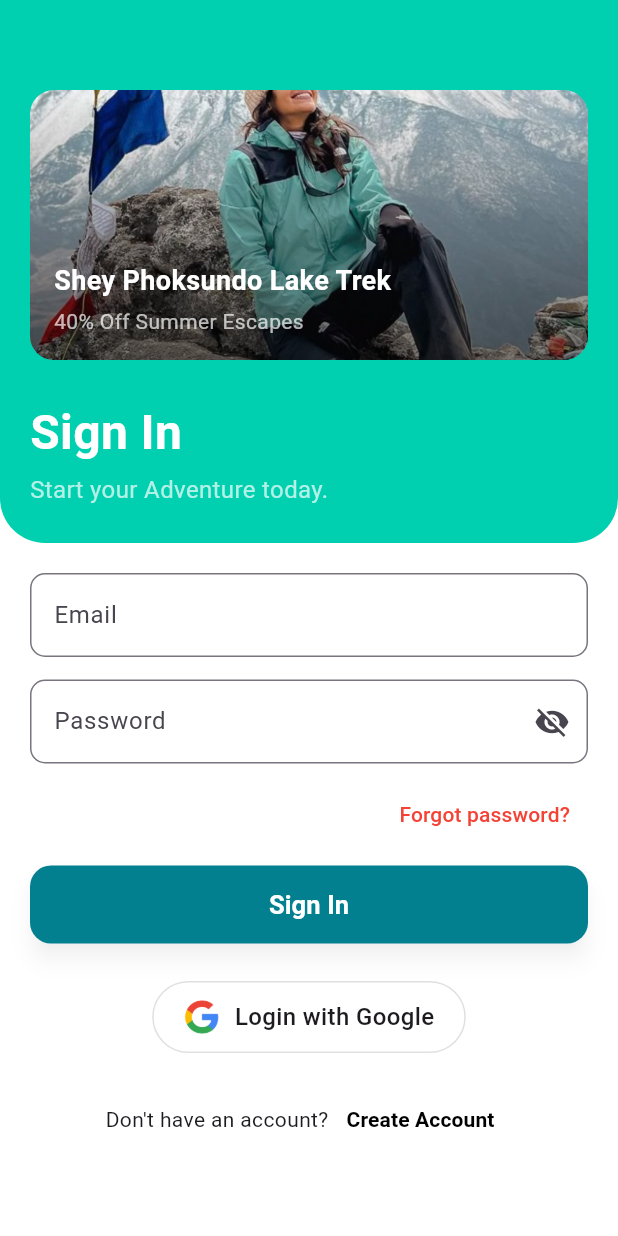
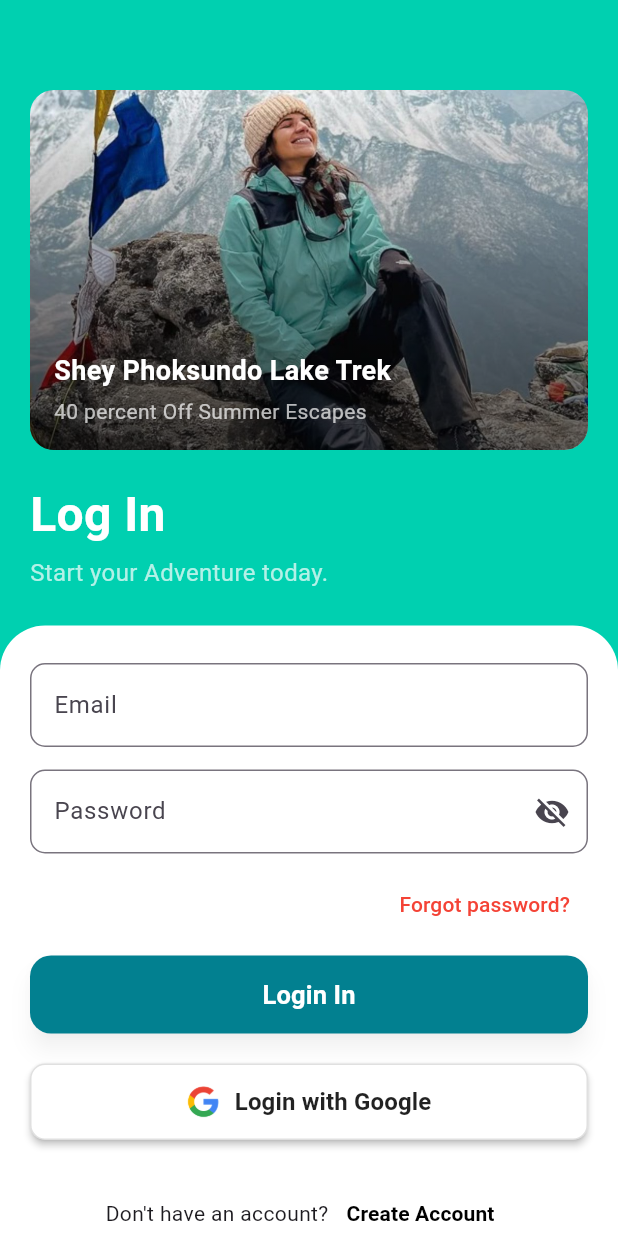
Before and after one commit to sudipchaudhary30/just_hike, a Flutter app: the screen it shows after launch, after a tap on "Next", after a tap on "Skip", on a phone screen of 412 x 824 dp. Run offline on Flutter 3.47's test engine with Material 3 defaults, Android fonts, the phone set to English and light mode, and no system bars.

Commit message:
Changes made with the buttons

```diff
--- a/lib/screens/home_screen.dart
+++ b/lib/screens/home_screen.dart
@@ -1,10 +1,10 @@
 import 'package:flutter/material.dart';
 
-class HomeScreen extends StatelessWidget {
-  const HomeScreen({super.key});
+class MyWidget extends StatelessWidget {
+  const MyWidget({super.key});
 
   @override
   Widget build(BuildContext context) {
-    return Scaffold();
+    return const Placeholder();
   }
 }
--- a/lib/screens/login_screen.dart
+++ b/lib/screens/login_screen.dart
@@ -17,30 +17,19 @@ class _LoginScreenState extends State<LoginScreen> {
   @override
   Widget build(BuildContext context) {
     return Scaffold(
-      backgroundColor: Colors.white,
+      backgroundColor: const Color(0xFF00D0B0),
 
       body: SingleChildScrollView(
         child: Column(
           crossAxisAlignment: CrossAxisAlignment.start,
           children: [
-            Container(
-              padding: const EdgeInsets.only(top: 60),
-              width: double.infinity,
-              decoration: const BoxDecoration(
-                color: Color(0xFF00D0B0),
-                borderRadius: BorderRadius.only(
-                  bottomLeft: Radius.circular(30),
-                  bottomRight: Radius.circular(30),
-                ),
-              ),
+            const SizedBox(height: 60),
 
-              child: Column(
-                crossAxisAlignment: CrossAxisAlignment.start,
-                children: [
-                  Container(
-                    margin: const EdgeInsets.symmetric(horizontal: 20),
-                    height: 180,
-                    width: double.infinity,
+            // Top Card Image
+            Padding(
+              padding: const EdgeInsets.symmetric(horizontal: 20),
+              child: Container(
+                height: 240,
                 decoration: BoxDecoration(
                   borderRadius: BorderRadius.circular(16),
                   image: const DecorationImage(
@@ -54,12 +43,12 @@ class _LoginScreenState extends State<LoginScreen> {
                   decoration: BoxDecoration(
                     borderRadius: BorderRadius.circular(16),
                     gradient: LinearGradient(
+                      colors: [
+                        Colors.black.withOpacity(0.6),
+                        Colors.transparent,
+                      ],
                       begin: Alignment.bottomCenter,
                       end: Alignment.topCenter,
-                          colors: [
-                            Colors.black.withOpacity(0.5),
-                            Colors.transparent,
-                          ],
                     ),
                   ),
                   child: const Column(
@@ -69,30 +58,28 @@ class _LoginScreenState extends State<LoginScreen> {
                       Text(
                         "Shey Phoksundo Lake Trek",
                         style: TextStyle(
+                          fontSize: 18,
+                          fontWeight: FontWeight.bold,
                           color: Colors.white,
-                              fontWeight: FontWeight.bold,
-                              fontSize: 18,
                         ),
                       ),
                       SizedBox(height: 4),
                       Text(
-                            "40% Off Summer Escapes",
-                            style: TextStyle(
-                              color: Colors.white70,
-                              fontSize: 14,
-                            ),
+                        "40 percent Off Summer Escapes",
+                        style: TextStyle(fontSize: 14, color: Colors.white70),
                       ),
                     ],
                   ),
                 ),
               ),
+            ),
 
-                  const SizedBox(height: 25),
+            const SizedBox(height: 20),
 
             const Padding(
               padding: EdgeInsets.symmetric(horizontal: 20),
               child: Text(
-                      "Sign In",
+                "Log In",
                 style: TextStyle(
                   fontSize: 32,
                   fontWeight: FontWeight.bold,
@@ -110,14 +97,19 @@ class _LoginScreenState extends State<LoginScreen> {
             ),
 
             const SizedBox(height: 20),
-                ],
+
+            // White Panel
+            Container(
+              width: double.infinity,
+              height: 600,
+              padding: const EdgeInsets.fromLTRB(20, 25, 20, 40),
+              decoration: const BoxDecoration(
+                color: Colors.white,
+                borderRadius: BorderRadius.only(
+                  topLeft: Radius.circular(30),
+                  topRight: Radius.circular(30),
                 ),
               ),
-
-            const SizedBox(height: 20),
-
-            Container(
-              margin: const EdgeInsets.symmetric(horizontal: 20),
 
               child: Column(
                 crossAxisAlignment: CrossAxisAlignment.start,
@@ -162,36 +154,47 @@ class _LoginScreenState extends State<LoginScreen> {
                       onPressed: () {},
                       child: const Text(
                         "Forgot password?",
-                        style: TextStyle(color: Colors.red),
+                        style: TextStyle(color: Colors.red, fontSize: 14),
                       ),
                     ),
                   ),
 
                   const SizedBox(height: 10),
 
-                  MyButton(label: "Sign In", onPressed: () {}),
+                  // Sign In button
+                  MyButton(label: "Login In", onPressed: () {}),
 
-                  const SizedBox(height: 25),
+                  const SizedBox(height: 20),
 
-                  Center(
-                    child: Container(
-                      height: 48,
-                      padding: const EdgeInsets.symmetric(horizontal: 20),
-                      decoration: BoxDecoration(
-                        color: Colors.white,
-                        borderRadius: BorderRadius.circular(30),
-                        border: Border.all(color: Colors.black12),
+                  // Google Login Button
+                  SizedBox(
+                    width: double.infinity,
+                    child: ElevatedButton(
+                      style: ElevatedButton.styleFrom(
+                        padding: const EdgeInsets.symmetric(vertical: 14),
+                        backgroundColor: Colors.white,
+                        shape: RoundedRectangleBorder(
+                          borderRadius: BorderRadius.circular(10),
+                          side: const BorderSide(color: Colors.black12),
                         ),
+                        elevation: 2,
+                      ),
+                      onPressed: () {},
                       child: Row(
-                        mainAxisSize: MainAxisSize.min,
+                        mainAxisAlignment: MainAxisAlignment.center,
                         children: [
-                          Image.asset("assets/icons/google.png", width: 24),
+                          Image.asset(
+                            "assets/icons/google.png",
+                            width: 22,
+                            height: 22,
+                          ),
                           const SizedBox(width: 10),
                           const Text(
                             "Login with Google",
                             style: TextStyle(
+                              color: Colors.black87,
                               fontSize: 16,
-                              fontWeight: FontWeight.w500,
+                              fontWeight: FontWeight.w600,
                             ),
                           ),
                         ],
@@ -199,7 +202,7 @@ class _LoginScreenState extends State<LoginScreen> {
                     ),
                   ),
 
-                  const SizedBox(height: 20),
+                  const SizedBox(height: 25),
 
                   Row(
                     mainAxisAlignment: MainAxisAlignment.center,
@@ -220,8 +223,6 @@ class _LoginScreenState extends State<LoginScreen> {
                 ],
               ),
             ),
-
-            const SizedBox(height: 30),
           ],
         ),
       ),
```
Lines whose indentation alone changed are shown as unchanged.
